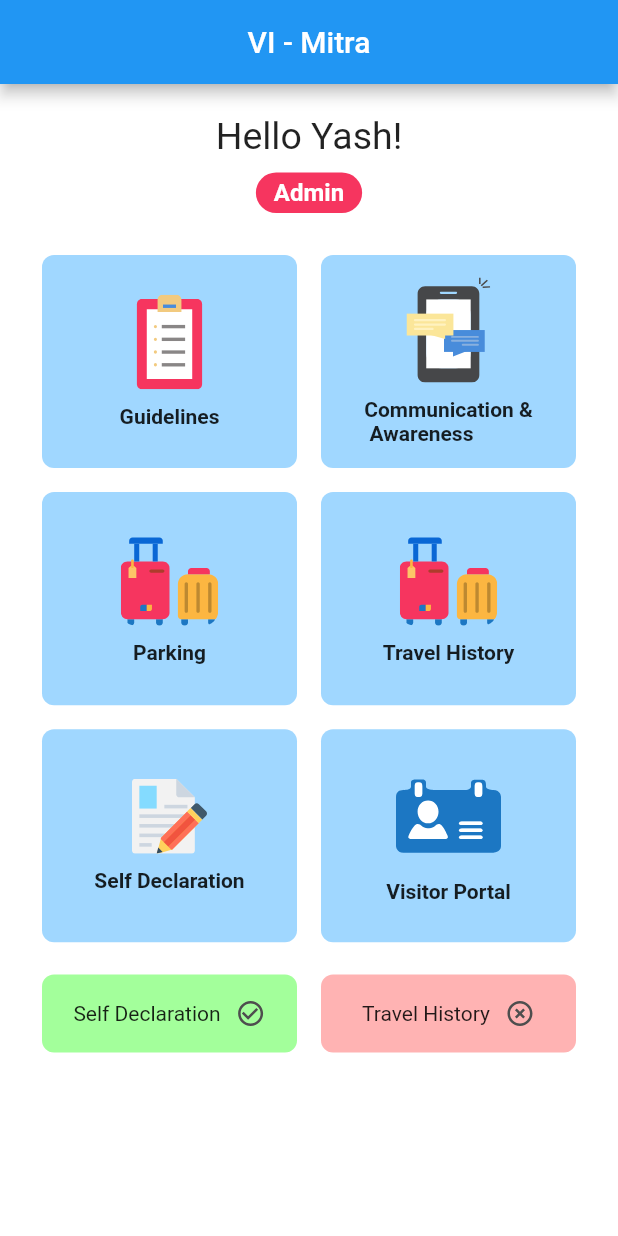
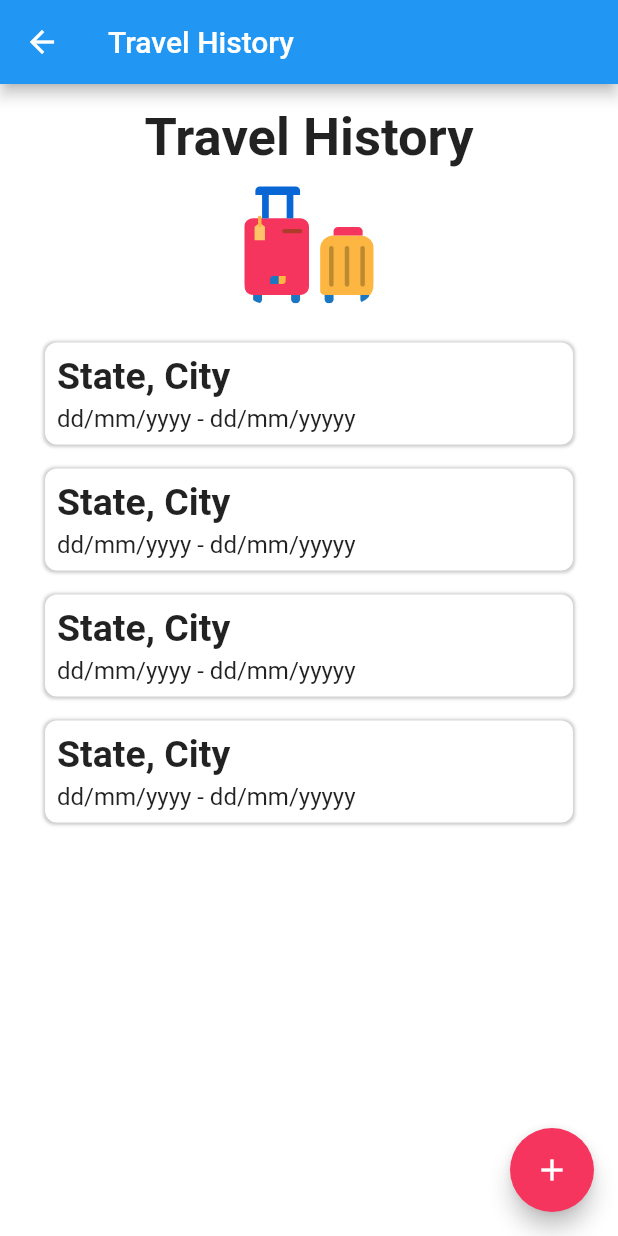
Before and after one commit to yashhalgaonkar/VI-Mitra-App, a Flutter app: the screen it shows after launch, after a tap on "Travel History", on a phone screen of 412 x 824 dp. Run offline on Flutter 3.47's test engine with Material 2 defaults, Android fonts, the phone set to English and light mode, and no system bars; our stand-ins replace flutter_svg.

Commit message:
Added Travel History Screen

```diff
--- a/lib/screens/admin_dashboard.dart
+++ b/lib/screens/admin_dashboard.dart
@@ -1,5 +1,6 @@
 import 'package:flutter/material.dart';
 import 'package:vi_mitra/widgets/dashboard_menu_item.dart';
+import 'travel_list.dart';
 import 'package:vi_mitra/widgets/access_label.dart';
 import 'package:vi_mitra/widgets/mark_indicator.dart';
 
@@ -44,13 +45,13 @@ class AdminDashboard extends StatelessWidget {
               flex: 2,
               child: Row(
                 children: [
-                  //guidelines
+                  //*guidelines
                   DashboardMenuItem(
                     icon: 'guideline',
                     label: 'Guidelines',
                     onPress: () {},
                   ),
-                  //communicaiton and awareness
+                  //*communicaiton and awareness
                   DashboardMenuItem(
                     icon: 'communication',
                     label: 'Communication &\n Awareness',
@@ -65,17 +66,23 @@ class AdminDashboard extends StatelessWidget {
               flex: 2,
               child: Row(
                 children: [
-                  //parking
+                  //*parking
                   DashboardMenuItem(
                     icon: 'travel',
                     label: 'Parking',
                     onPress: () {},
                   ),
-                  //travel history
+                  //*travel history
                   DashboardMenuItem(
                     icon: 'travel',
                     label: 'Travel History',
-                    onPress: () {},
+                    onPress: () {
+                      Navigator.push(
+                          context,
+                          MaterialPageRoute(
+                            builder: (context) => TravelList(),
+                          ));
+                    },
                   ),
                 ],
               ),
--- /dev/null
+++ b/lib/screens/travel_list.dart
@@ -0,0 +1,31 @@
+import 'package:flutter/material.dart';
+import 'package:vi_mitra/widgets/body_template.dart';
+import 'package:vi_mitra/widgets/travel_detail_card.dart';
+
+class TravelList extends StatelessWidget {
+  @override
+  Widget build(BuildContext context) {
+    Size size = MediaQuery.of(context).size;
+
+    return BodyTemplate(
+      size: size,
+      title: 'Travel History',
+      icon: 'travel',
+      isFAB: true,
+      onPress: () {
+        //navigate to add travel form
+      },
+      body: Padding(
+        padding: const EdgeInsets.all(10.0),
+        child: ListView(
+          children: [
+            TravelDetailCard(),
+            TravelDetailCard(),
+            TravelDetailCard(),
+            TravelDetailCard(),
+          ],
+        ),
+      ),
+    );
+  }
+}
--- /dev/null
+++ b/lib/widgets/body_template.dart
@@ -0,0 +1,65 @@
+import 'package:flutter/material.dart';
+import 'package:flutter_svg/flutter_svg.dart';
+import 'package:vi_mitra/constants.dart';
+
+class BodyTemplate extends StatelessWidget {
+  const BodyTemplate({
+    Key key,
+    this.icon,
+    this.title,
+    this.body,
+    this.isFAB = false,
+    this.onPress,
+    @required this.size,
+  }) : super(key: key);
+
+  final String title;
+  final String icon;
+  final Size size;
+  final Widget body;
+  final bool isFAB;
+  final Function onPress;
+
+  @override
+  Widget build(BuildContext context) {
+    return Scaffold(
+      backgroundColor: Colors.white,
+      appBar: AppBar(
+        title: Text('Travel History'),
+      ),
+      body: SafeArea(
+        child: Container(
+          width: double.infinity,
+          margin: const EdgeInsets.symmetric(horizontal: 20.0, vertical: 15.0),
+          child: Column(
+            crossAxisAlignment: CrossAxisAlignment.center,
+            children: [
+              //title of the page
+              Text(
+                title,
+                style: TextStyle(fontWeight: FontWeight.bold, fontSize: 35.0),
+              ),
+              Padding(
+                padding: const EdgeInsets.all(8.0),
+                child: SvgPicture.asset(
+                  'assets/icons/$icon.svg',
+                  height: size.height * 0.1,
+                ),
+              ),
+
+              Expanded(
+                child: body,
+              )
+            ],
+          ),
+        ),
+      ),
+      floatingActionButton: isFAB
+          ? FloatingActionButton(
+              backgroundColor: kAccentColor,
+              child: Icon(Icons.add),
+              onPressed: onPress)
+          : null,
+    );
+  }
+}
--- /dev/null
+++ b/lib/widgets/travel_detail_card.dart
@@ -0,0 +1,52 @@
+import 'package:flutter/material.dart';
+
+class TravelDetailCard extends StatelessWidget {
+  const TravelDetailCard({
+    Key key,
+  }) : super(key: key);
+
+  //data to be taken is input
+  //String state
+  //String city
+  //String startDate
+  //String endDate
+
+  @override
+  Widget build(BuildContext context) {
+    return Padding(
+      padding: const EdgeInsets.symmetric(vertical: 8.0),
+      child: Container(
+        decoration: BoxDecoration(
+            color: Colors.white,
+            boxShadow: [
+              BoxShadow(
+                blurRadius: 1.0,
+                spreadRadius: 1.0,
+                color: Colors.grey.withOpacity(0.5),
+                offset: Offset(0, 0),
+              ),
+            ],
+            borderRadius: BorderRadius.all(Radius.circular(8.0))),
+        child: Padding(
+          padding: const EdgeInsets.all(8.0),
+          child: Column(
+            crossAxisAlignment: CrossAxisAlignment.start,
+            children: [
+              Text(
+                'State, City',
+                style: TextStyle(fontSize: 25.0, fontWeight: FontWeight.w600),
+              ),
+              SizedBox(
+                height: 4.0,
+              ),
+              Text(
+                'dd/mm/yyyy - dd/mm/yyyyy',
+                style: TextStyle(fontSize: 16.0),
+              )
+            ],
+          ),
+        ),
+      ),
+    );
+  }
+}
```
